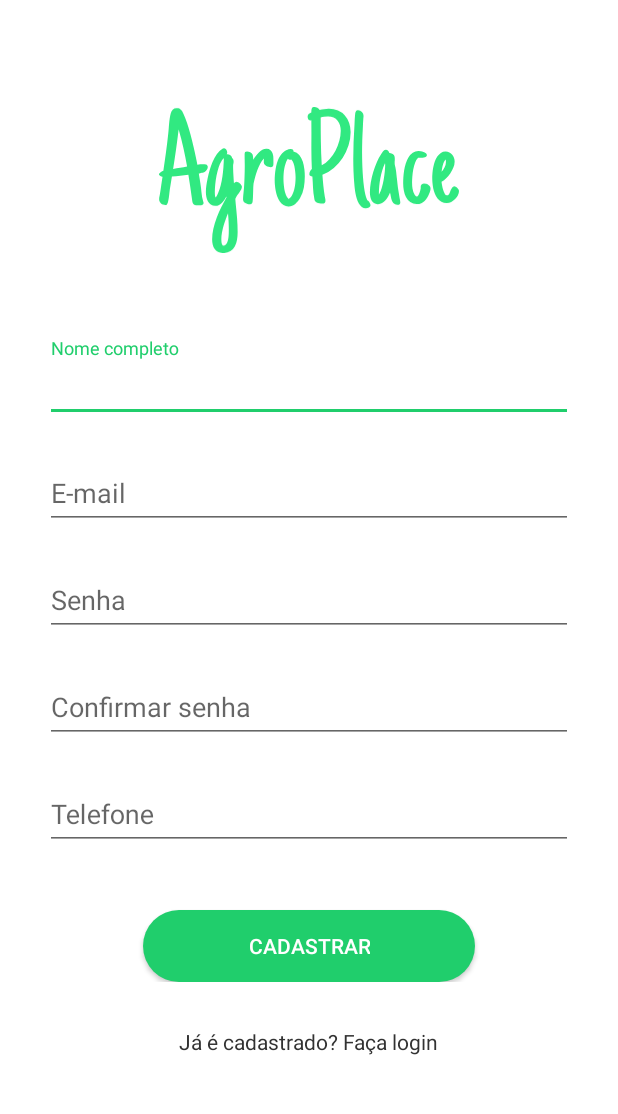
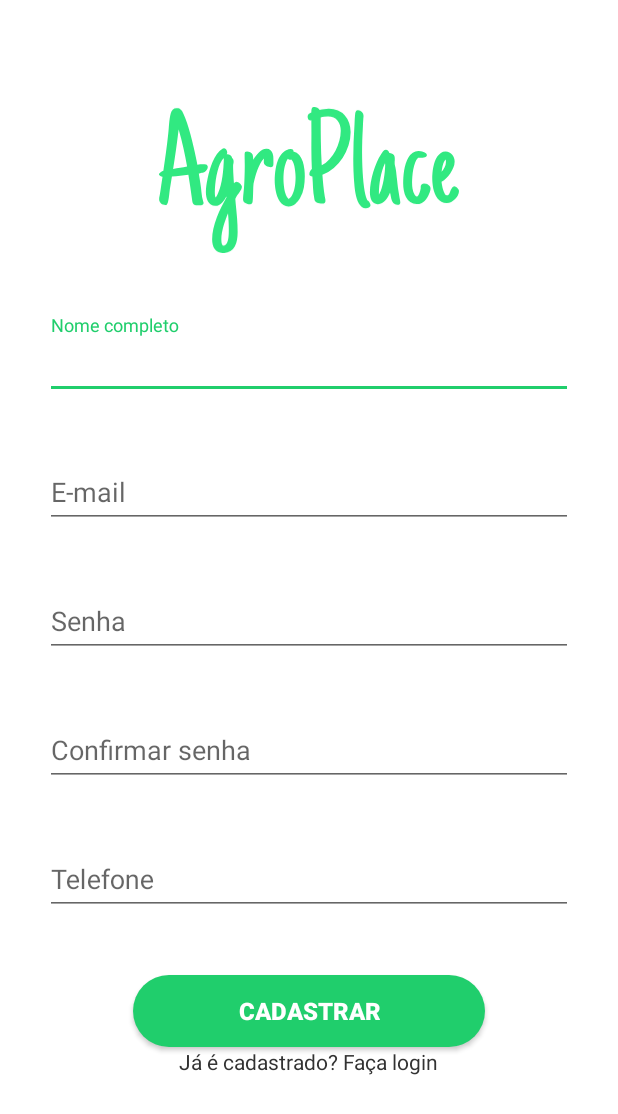
Before and after one commit to arthurvamattos/agroplace, an Android app: the CadastroUsuarioActivity screen opened directly, with no data from a screen before it, on a phone screen of 412 x 824 dp. Shown: the top 1114 px of the screen. Run offline under Robolectric (Android 15) with nearby library versions, the phone set to English and light mode, and no system bars; our stand-ins replace Firebase (no records; nobody signed in at launch, a user with empty details on screens opened directly); libraries missing offline, so code that uses them is left out: com.github.rtoshiro.util; 3 statements that could not run were skipped.

Commit message:
reformulando login e signup

```diff
--- a/app/src/main/java/br/edu/ifro/agroplace/activity/CadastroUsuarioActivity.java
+++ b/app/src/main/java/br/edu/ifro/agroplace/activity/CadastroUsuarioActivity.java
@@ -80,10 +80,6 @@
 
             }
         });
-        if (Build.VERSION.SDK_INT >= Build.VERSION_CODES.KITKAT) {
-            getWindow().setFlags(WindowManager.LayoutParams.FLAG_FULLSCREEN, WindowManager.LayoutParams.FLAG_FULLSCREEN);
-        }
-
     }
 
     private void cadastrarUsuario() {
--- a/app/src/main/res/layout/activity_cadastro_usuario.xml
+++ b/app/src/main/res/layout/activity_cadastro_usuario.xml
@@ -20,18 +20,12 @@
             android:src="@drawable/ic_agroplace_green"
             android:layout_marginTop="60dp"/>
 
-            <LinearLayout
-                android:layout_below="@+id/cadstro_usuario_title"
-                android:layout_width="match_parent"
-                android:layout_height="wrap_content"
-                android:orientation="vertical"
-                android:layout_margin="30dp"
-                android:background="@drawable/form_holder">
-
             <com.google.android.material.textfield.TextInputLayout
                 android:layout_width="match_parent"
                 android:layout_height="wrap_content"
-                    android:layout_marginTop="15dp">
+                android:layout_marginTop="30dp"
+                android:layout_marginEnd="30dp"
+                android:layout_marginStart="30dp">
 
                 <com.google.android.material.textfield.TextInputEditText
                     android:id="@+id/cadastro_usuario_nome"
@@ -44,7 +38,9 @@
             <com.google.android.material.textfield.TextInputLayout
                 android:layout_width="match_parent"
                 android:layout_height="wrap_content"
-                    android:layout_marginTop="15dp">
+                android:layout_marginTop="30dp"
+                android:layout_marginEnd="30dp"
+                android:layout_marginStart="30dp">
 
                 <com.google.android.material.textfield.TextInputEditText
                     android:id="@+id/cadastro_usuario_email"
@@ -57,7 +53,9 @@
             <com.google.android.material.textfield.TextInputLayout
                 android:layout_width="match_parent"
                 android:layout_height="wrap_content"
-                    android:layout_marginTop="15dp">
+                android:layout_marginTop="30dp"
+                android:layout_marginEnd="30dp"
+                android:layout_marginStart="30dp">
 
                 <com.google.android.material.textfield.TextInputEditText
                     android:id="@+id/cadastro_usuario_password"
@@ -70,7 +68,9 @@
             <com.google.android.material.textfield.TextInputLayout
                 android:layout_width="match_parent"
                 android:layout_height="wrap_content"
-                    android:layout_marginTop="15dp">
+                android:layout_marginTop="30dp"
+                android:layout_marginEnd="30dp"
+                android:layout_marginStart="30dp">
 
                 <com.google.android.material.textfield.TextInputEditText
                     android:id="@+id/cadastro_usuario_oonfirm_password"
@@ -83,14 +83,16 @@
             <com.google.android.material.textfield.TextInputLayout
                 android:layout_width="match_parent"
                 android:layout_height="wrap_content"
-                    android:layout_marginTop="15dp">
+                android:layout_marginTop="30dp"
+                android:layout_marginEnd="30dp"
+                android:layout_marginStart="30dp">
 
                 <com.google.android.material.textfield.TextInputEditText
                     android:id="@+id/cadastro_usuario_telefone"
                     android:layout_width="match_parent"
                     android:layout_height="wrap_content"
                     android:hint="Telefone"
-                        android:inputType="phone" />
+                    android:inputType="phone"/>
             </com.google.android.material.textfield.TextInputLayout>
 
             <Button
@@ -101,10 +103,11 @@
                 android:layout_marginTop="40dp"
                 android:background="@drawable/btn_circle"
                 android:elevation="2dp"
+                android:textStyle="bold"
+                android:textSize="16dp"
                 android:paddingHorizontal="70dp"
                 android:text="CADASTRAR"
                 android:textColor="#fff" />
-            </LinearLayout>
 
             <TextView
                 android:layout_width="wrap_content"
--- a/app/src/main/res/layout/activity_login.xml
+++ b/app/src/main/res/layout/activity_login.xml
@@ -42,7 +42,6 @@
             android:layout_width="match_parent"
             android:layout_height="wrap_content"
             android:layout_marginTop="30dp"
-
             android:layout_marginEnd="30dp"
             android:layout_marginStart="30dp">
 
```
Lines whose indentation alone changed are shown as unchanged.
